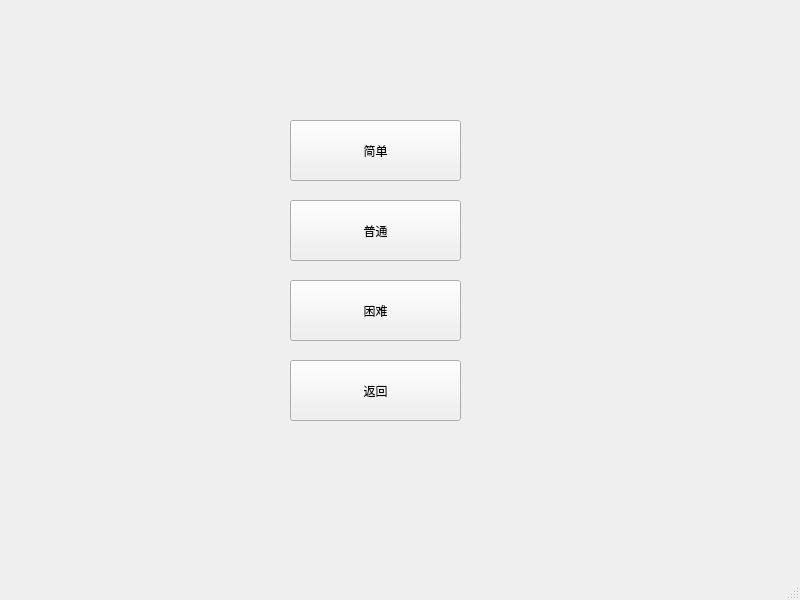
First picture: the form in chooselevel_ui.ui, repository hjwforever/LinkGame, before the edit.
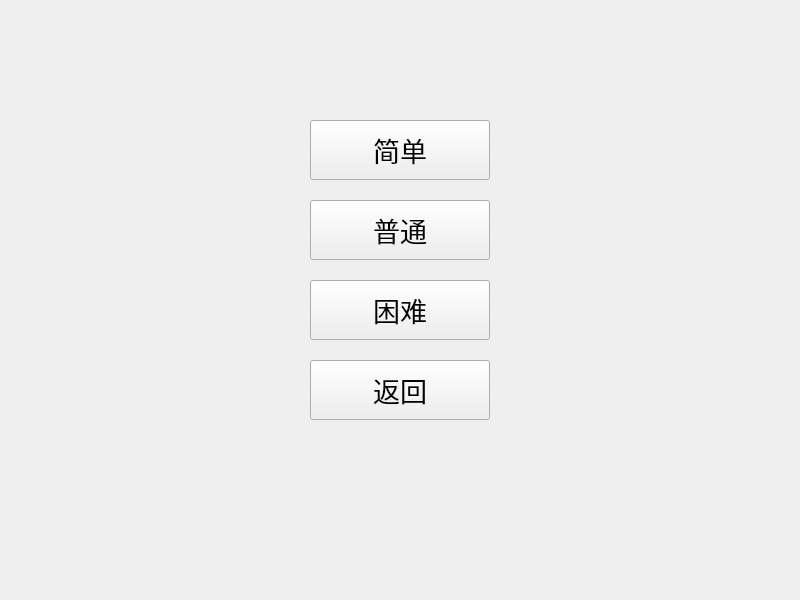
Second picture: the form after the edit.

Commit message: 陈庆洋修改了开始界面、设置界面、游戏界面和选择难度界面的布局、字号及一部分控件大小

Patch:
```diff
--- a/chooselevel_ui.ui
+++ b/chooselevel_ui.ui
@@ -17,12 +17,18 @@
    <widget class="QPushButton" name="easyButton">
     <property name="geometry">
      <rect>
-      <x>290</x>
+      <x>310</x>
       <y>120</y>
-      <width>171</width>
-      <height>61</height>
+      <width>180</width>
+      <height>60</height>
      </rect>
     </property>
+    <property name="font">
+     <font>
+      <family>楷体</family>
+      <pointsize>20</pointsize>
+     </font>
+    </property>
     <property name="text">
      <string>简单</string>
     </property>
@@ -30,12 +36,18 @@
    <widget class="QPushButton" name="normalButton">
     <property name="geometry">
      <rect>
-      <x>290</x>
+      <x>310</x>
       <y>200</y>
-      <width>171</width>
-      <height>61</height>
+      <width>180</width>
+      <height>60</height>
      </rect>
     </property>
+    <property name="font">
+     <font>
+      <family>楷体</family>
+      <pointsize>20</pointsize>
+     </font>
+    </property>
     <property name="text">
      <string>普通</string>
     </property>
@@ -43,12 +55,18 @@
    <widget class="QPushButton" name="hardButton">
     <property name="geometry">
      <rect>
-      <x>290</x>
+      <x>310</x>
       <y>280</y>
-      <width>171</width>
-      <height>61</height>
+      <width>180</width>
+      <height>60</height>
      </rect>
     </property>
+    <property name="font">
+     <font>
+      <family>楷体</family>
+      <pointsize>20</pointsize>
+     </font>
+    </property>
     <property name="text">
      <string>困难</string>
     </property>
@@ -56,28 +74,23 @@
    <widget class="QPushButton" name="returnButton">
     <property name="geometry">
      <rect>
-      <x>290</x>
+      <x>310</x>
       <y>360</y>
-      <width>171</width>
-      <height>61</height>
+      <width>180</width>
+      <height>60</height>
      </rect>
     </property>
+    <property name="font">
+     <font>
+      <family>楷体</family>
+      <pointsize>20</pointsize>
+     </font>
+    </property>
     <property name="text">
      <string>返回</string>
     </property>
    </widget>
   </widget>
-  <widget class="QMenuBar" name="menubar">
-   <property name="geometry">
-    <rect>
-     <x>0</x>
-     <y>0</y>
-     <width>800</width>
-     <height>26</height>
-    </rect>
-   </property>
-  </widget>
-  <widget class="QStatusBar" name="statusbar"/>
  </widget>
  <resources/>
  <connections/>
```
The commit also changes 4 other files.
